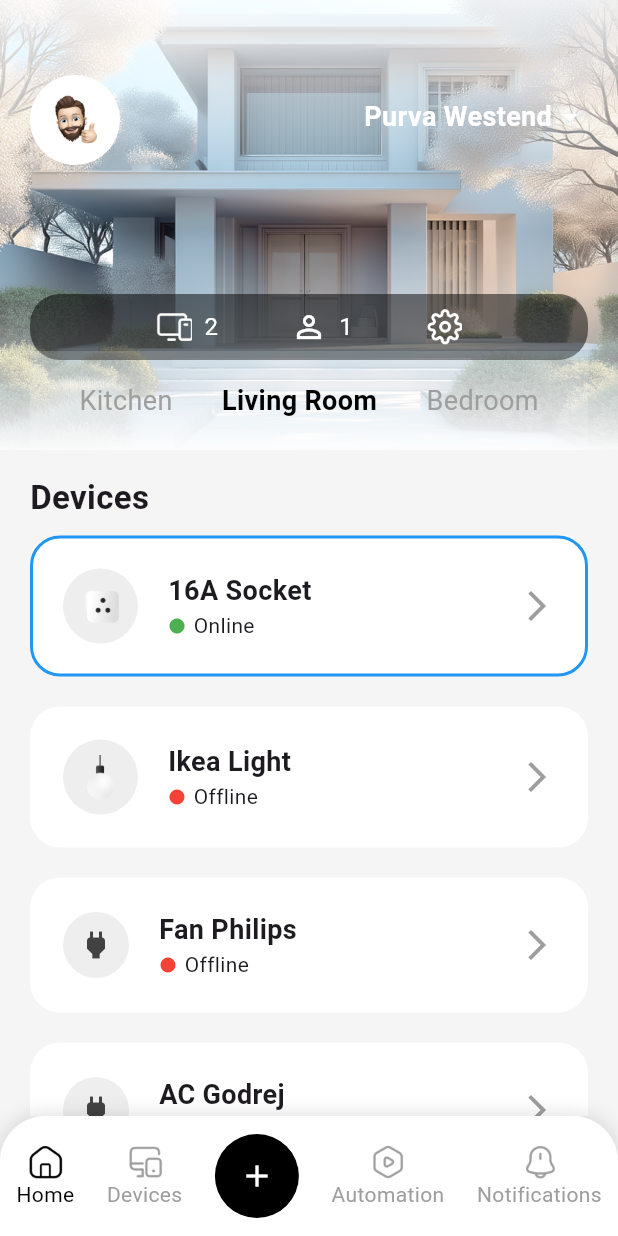
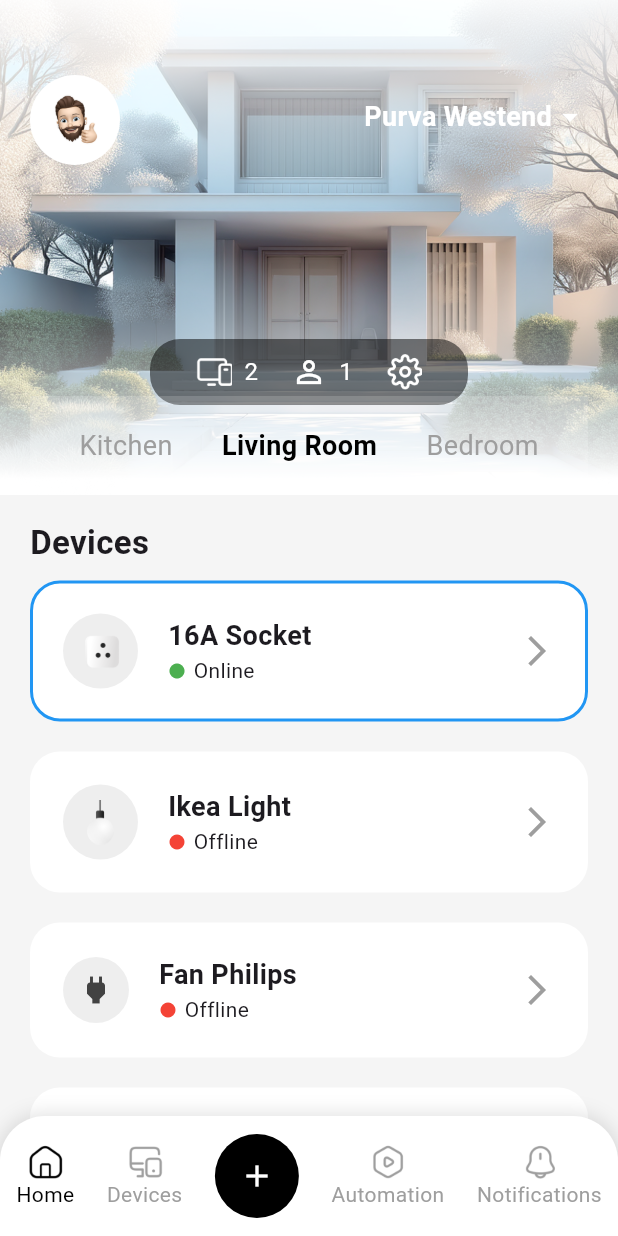
Before and after one commit to mohd-afid/machine_task, a Flutter app: the screen it shows after launch, on a phone screen of 412 x 824 dp. Run offline on Flutter 3.47's test engine with Material 3 defaults, Android fonts, the phone set to English and light mode, and no system bars.

Commit message:
design fix

```diff
--- a/lib/presentation/widgets/device_list.dart
+++ b/lib/presentation/widgets/device_list.dart
@@ -14,7 +14,7 @@ class DeviceList extends StatelessWidget {
 
   @override
   Widget build(BuildContext context) {
-    return Expanded(
+    return Container(height: MediaQuery.of(context).size.height * .49,
       child: ListView.builder(
         itemCount: devices.length,
         itemBuilder: (context, index) {
--- a/lib/presentation/widgets/header_section.dart
+++ b/lib/presentation/widgets/header_section.dart
@@ -8,7 +8,7 @@ class HeaderSection extends StatelessWidget {
   @override
   Widget build(BuildContext context) {
     return Container(
-      height: 300,
+      height: 330,
       decoration: const BoxDecoration(
         image: DecorationImage(
           image: AssetImage('lib/assets/images/home.png'),
@@ -49,10 +49,10 @@ class HeaderSection extends StatelessWidget {
           ),
           Positioned(
             bottom: 60,
-            left: 20,
-            right: 20,
+            left: 100,
+            right: 100,
             child: Container(
-              padding: const EdgeInsets.symmetric(horizontal: 60, vertical: 10),
+              padding: const EdgeInsets.symmetric(horizontal: 20, vertical: 10),
               decoration: BoxDecoration(
                 color: Colors.black.withOpacity(0.5),
                 borderRadius: BorderRadius.circular(20),
```
